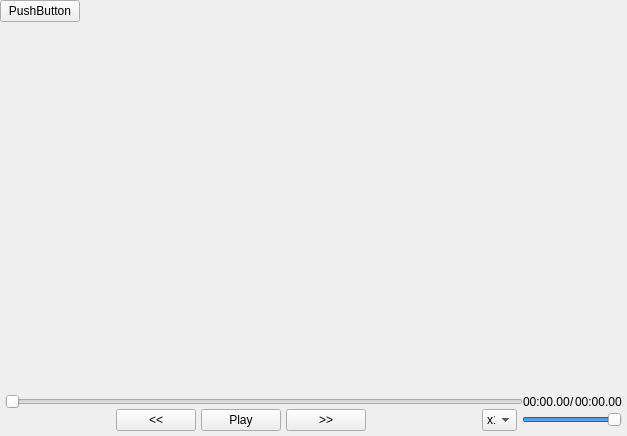
The window that widget.ui (GhostPastR/MediaPlayer) describes before a commit, drawn with Qt 5.
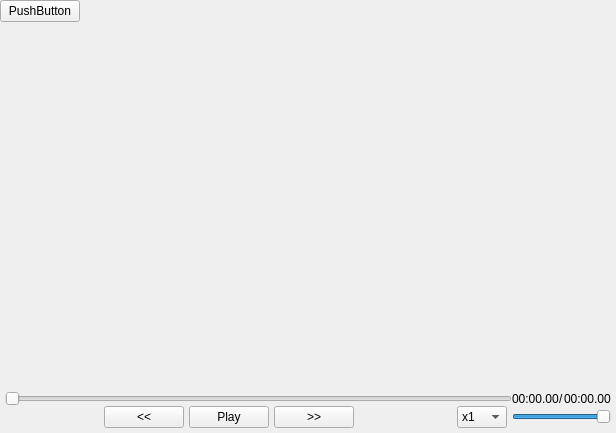
The same window after the commit. Custom widgets are drawn as their Qt base class.

What changed in the file:
```diff
--- a/widget.ui
+++ b/widget.ui
@@ -6,8 +6,8 @@
    <rect>
     <x>0</x>
     <y>0</y>
-    <width>627</width>
-    <height>436</height>
+    <width>616</width>
+    <height>433</height>
    </rect>
   </property>
   <property name="windowTitle">
@@ -163,12 +163,26 @@
         </item>
         <item>
          <widget class="QComboBox" name="cbSpeedVideo">
+          <property name="minimumSize">
+           <size>
+            <width>50</width>
+            <height>0</height>
+           </size>
+          </property>
           <property name="maximumSize">
            <size>
-            <width>35</width>
+            <width>50</width>
             <height>16777215</height>
            </size>
           </property>
+          <property name="currentIndex">
+           <number>1</number>
+          </property>
+          <item>
+           <property name="text">
+            <string>x0.5</string>
+           </property>
+          </item>
           <item>
            <property name="text">
             <string>x1</string>
```
Left out of the diff: 15 changed lines with no effect on the pictures.
